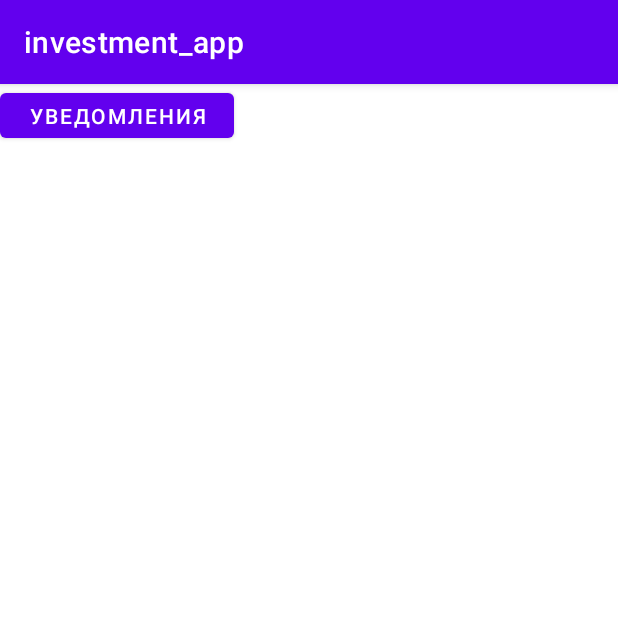
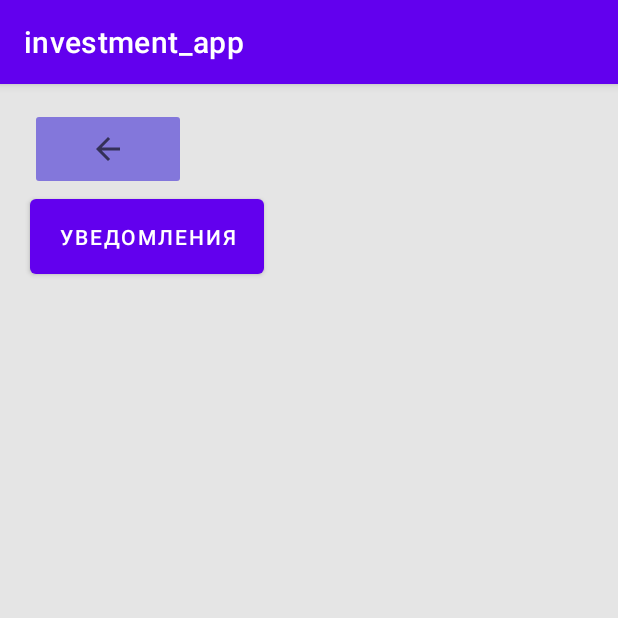
Before and after one commit to EnderSim/investment_app, an Android app: the SettingsActivity screen opened directly, with no data from a screen before it, on a phone screen of 412 x 824 dp, the top half of it. Run offline under Robolectric (Android 15) with nearby library versions, the phone set to English and light mode, and no system bars.

Commit message:
Доделал уведомления

```diff
--- a/app/src/main/java/com/example/investment_app/SettingsActivity.kt
+++ b/app/src/main/java/com/example/investment_app/SettingsActivity.kt
@@ -12,9 +12,13 @@ class SettingsActivity : AppCompatActivity() {
     override fun onCreate(savedInstanceState: Bundle?) {
         super.onCreate(savedInstanceState)
         bindingClass = ActivitySettingsBinding.inflate(layoutInflater)
-        setContentView(R.layout.activity_settings)
+        setContentView(bindingClass.root)
+        bindingClass.backButton.setOnClickListener{
+            val intent = Intent(this, ProfileActivity::class.java)
+            startActivity(intent)
+        }
         bindingClass.buttonnotif.setOnClickListener {
-            object {
+             object {
                 val NOTIFICATION_ID = 101
                 val CHANNEL_ID = "channelID"
             }
--- a/app/src/main/res/layout/activity_settings.xml
+++ b/app/src/main/res/layout/activity_settings.xml
@@ -2,6 +2,7 @@
 <androidx.constraintlayout.widget.ConstraintLayout xmlns:android="http://schemas.android.com/apk/res/android"
     xmlns:app="http://schemas.android.com/apk/res-auto"
     xmlns:tools="http://schemas.android.com/tools"
+    android:background="#E5E5E5"
     android:layout_width="match_parent"
     android:layout_height="match_parent"
     tools:context=".SettingsActivity">
@@ -9,8 +10,23 @@
     <Button
         android:id="@+id/buttonnotif"
         android:layout_width="156dp"
-        android:layout_height="42dp"
+        android:layout_height="wrap_content"
+        android:padding="15dp"
         android:text="Уведомления"
-        tools:layout_editor_absoluteX="52dp"
-        tools:layout_editor_absoluteY="46dp" />
+        app:layout_constraintStart_toStartOf="@+id/backButton"
+        app:layout_constraintTop_toBottomOf="@+id/backButton" />
+
+    <ImageButton
+        android:id="@+id/backButton"
+        android:layout_width="104dp"
+        android:layout_height="wrap_content"
+        android:layout_marginStart="20dp"
+        android:layout_marginTop="16dp"
+        android:backgroundTint="#8377DB"
+        android:padding="15dp"
+        app:layout_constraintBottom_toTopOf="@+id/buttonnotif"
+        app:layout_constraintStart_toStartOf="parent"
+        app:layout_constraintTop_toTopOf="parent"
+        app:srcCompat="?attr/homeAsUpIndicator"
+        tools:ignore="SpeakableTextPresentCheck" />
 </androidx.constraintlayout.widget.ConstraintLayout>
```
